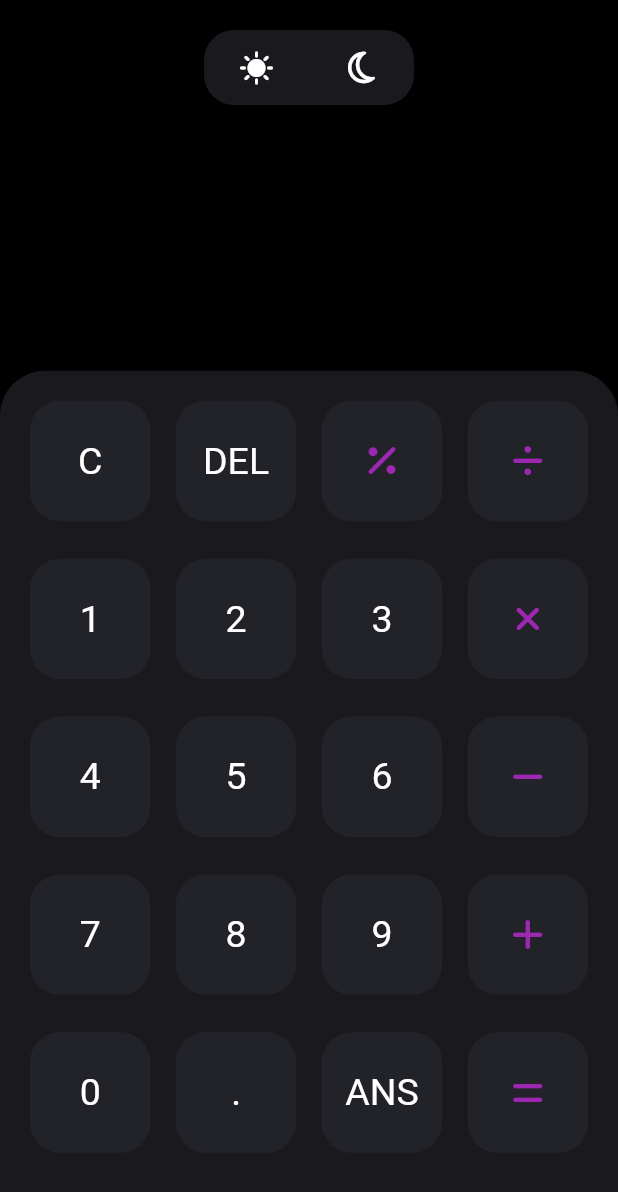
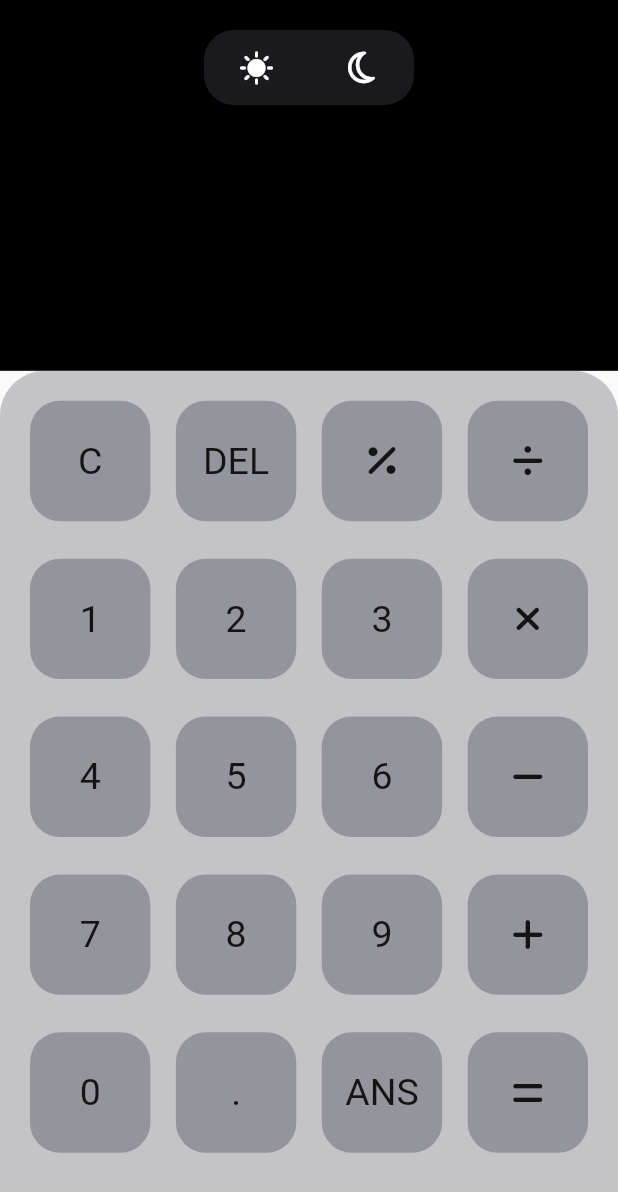
Before and after one commit to adrianoaraujo0/calculadora, a Flutter app: the screen it shows after launch, on a phone screen of 412 x 824 dp. Shown: the top 1192 px of the screen. Run offline on Flutter 3.47's test engine with Material 2 defaults, Android fonts, the phone set to English and light mode, and no system bars; our stand-ins replace flutter_mobx, font_awesome_flutter, mobx; generated files the repository leaves out were written again.

```diff
--- a/lib/main.dart
+++ b/lib/main.dart
@@ -11,11 +11,10 @@ class MyApp extends StatelessWidget {
   @override
   Widget build(BuildContext context) {
     return MaterialApp(
-       theme: ThemeData(
+      theme: ThemeData(
+        primarySwatch: Colors.deepOrange,
         brightness: Brightness.light,
-      ),
-      darkTheme: ThemeData(
-        brightness: Brightness.dark,
+        visualDensity: VisualDensity.adaptivePlatformDensity,
       ),
       themeMode: ThemeMode.light,
       debugShowCheckedModeBanner: false,
--- a/lib/ui/calculator/calculator_page.dart
+++ b/lib/ui/calculator/calculator_page.dart
@@ -15,7 +15,6 @@ class CalculatorPage extends StatelessWidget {
       builder: (context) {
         return SafeArea(
           child: Scaffold(
-            backgroundColor:  Colors.black,
             body: Column(
              children: [
                 screen(context),
@@ -59,6 +58,7 @@ class CalculatorPage extends StatelessWidget {
       color: Colors.black,
       height: MediaQuery.of(context).size.height * 0.3,
       child: Column(
+        mainAxisAlignment: MainAxisAlignment.spaceBetween,
         children: [
           darkModeButton(),
           Row(
@@ -133,8 +133,8 @@ class CalculatorPage extends StatelessWidget {
       ),
       child: Center(
         child: button.name !=null
-        ? Text(button.name!, style: const TextStyle(color: Colors.white, fontSize: 25))
-        : Icon(button.icon, color: Colors.purple)
+        ? Text(button.name!, style: const TextStyle(fontSize: 25))
+        : Icon(button.icon)
       ),
     );
   }
```
